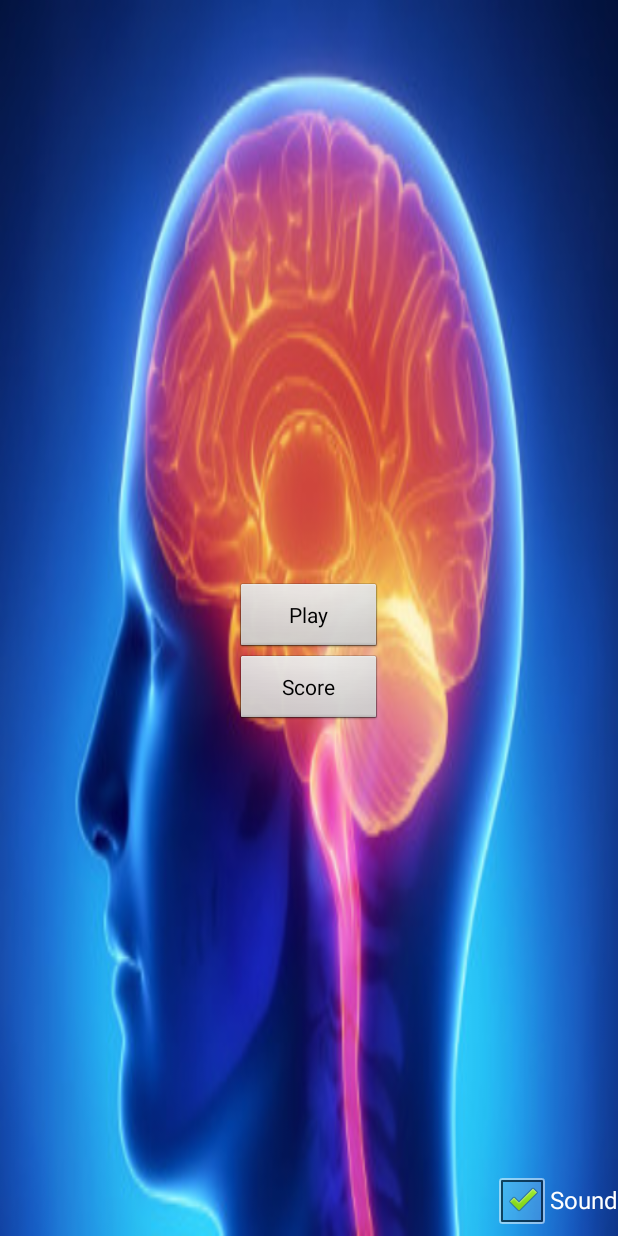
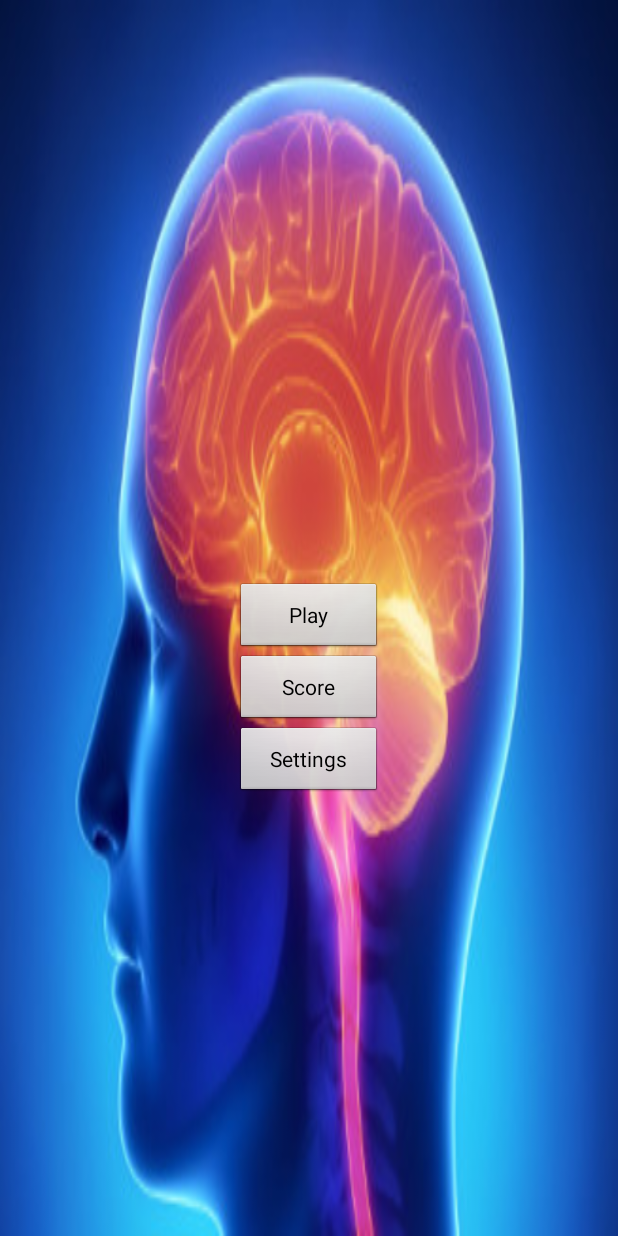
Before and after one commit to Mzartek/AndroidEngine, an Android app: the MenuActivity screen opened directly, with no data from a screen before it, on a phone screen of 412 x 824 dp. Run offline under Robolectric (Android 15) with nearby library versions, the phone set to English and light mode, and no system bars.

Commit message:
Add a setting

```diff
--- a/app/src/main/java/com/paris8/univ/androidproject/game/GameView.java
+++ b/app/src/main/java/com/paris8/univ/androidproject/game/GameView.java
@@ -155,7 +155,7 @@ public class GameView extends GLSurfaceView
         public void runMusic(int music)
         {
             mMediaPlayer = MediaPlayer.create(getContext(), music);
-            if(menu.sound)
+            if(menu.sharedPreferences.getBoolean(getResources().getString(R.string.pref_sound), true))
                 mMediaPlayer.start();
         }
 
--- a/app/src/main/java/com/paris8/univ/androidproject/game/menu/MenuActivity.java
+++ b/app/src/main/java/com/paris8/univ/androidproject/game/menu/MenuActivity.java
@@ -2,29 +2,33 @@ package com.paris8.univ.androidproject.game.menu;
 
 import android.app.Activity;
 import android.content.Intent;
+import android.content.SharedPreferences;
 import android.media.MediaPlayer;
 import android.os.Bundle;
+import android.preference.*;
 import android.view.View;
 import android.widget.Button;
-import android.widget.CheckBox;
 
 import com.paris8.univ.androidproject.R;
 
 
 public class MenuActivity extends Activity {
+    //public static boolean sound = true;
 
-    public static boolean sound = true;
+    public static SharedPreferences sharedPreferences;
 
     private Button playButton;
-    private CheckBox soundButton;
+    //private CheckBox soundButton;
     private Button scoreButton;
+    private Button settingsButton;
 
     private MediaPlayer mMediaPlayer;
 
     @Override
     public void onResume(){
         super.onResume();
-        if(sound)
+        if(mMediaPlayer == null) mMediaPlayer = MediaPlayer.create(getBaseContext(), R.raw.menu);
+        if(sharedPreferences.getBoolean(getResources().getString(R.string.pref_sound), true))
             mMediaPlayer.start();
     }
 
@@ -40,18 +44,18 @@ public class MenuActivity extends Activity {
         super.onCreate(savedInstanceState);
         setContentView(R.layout.activity_menu);
 
+        sharedPreferences = PreferenceManager.getDefaultSharedPreferences(this);
+
         mMediaPlayer = MediaPlayer.create(getBaseContext(), R.raw.menu);
 
         playButton = (Button) findViewById(R.id.playButton);
-        soundButton = (CheckBox) findViewById(R.id.soundButton);
+        //soundButton = (CheckBox) findViewById(R.id.soundButton);
         scoreButton = (Button) findViewById(R.id.scoreButton);
+        settingsButton = (Button) findViewById(R.id.settingsButton);
 
-        if (soundButton.isChecked()) {
-            soundButton.setChecked(true);
+
+        if (sharedPreferences.getBoolean(getResources().getString(R.string.pref_sound), true)) {
             mMediaPlayer.start();
-            sound = true;
-        } else {
-            sound = false;
         }
 
 
@@ -64,7 +68,7 @@ public class MenuActivity extends Activity {
             }
         });
 
-        soundButton.setOnClickListener(new View.OnClickListener() {
+        /*soundButton.setOnClickListener(new View.OnClickListener() {
             @Override
             public void onClick(View v) {
                 if (soundButton.isChecked())
@@ -76,7 +80,7 @@ public class MenuActivity extends Activity {
                 else
                     mMediaPlayer.start();
             }
-        });
+        });*/
 
         scoreButton.setOnClickListener(new View.OnClickListener() {
             @Override
@@ -84,5 +88,14 @@ public class MenuActivity extends Activity {
                 //afficher les scores !
             }
         });
+
+        settingsButton.setOnClickListener(new View.OnClickListener() {
+            @Override
+            public void onClick(View v) {
+                Intent intent = new Intent(MenuActivity.this, PreferenceActivity.class);
+                mMediaPlayer.pause();
+                MenuActivity.this.startActivity(intent);
+            }
+        });
     }
 }
--- a/app/src/main/res/layout/activity_menu.xml
+++ b/app/src/main/res/layout/activity_menu.xml
@@ -1,4 +1,5 @@
 <?xml version="1.0" encoding="utf-8"?>
+
 <RelativeLayout xmlns:android="http://schemas.android.com/apk/res/android"
     android:orientation="vertical" android:layout_width="match_parent"
     android:layout_height="match_parent"
@@ -8,7 +9,7 @@
     <Button
         android:layout_width="98dp"
         android:layout_height="wrap_content"
-        android:text="Play"
+        android:text="@string/play_string"
         android:id="@+id/playButton"
         android:layout_gravity="center_horizontal"
         android:layout_weight="50"
@@ -18,14 +19,14 @@
     <Button
         android:layout_width="98dp"
         android:layout_height="wrap_content"
-        android:text="Score"
+        android:text="@string/score_string"
         android:layout_weight="50"
         android:id="@+id/scoreButton"
         android:layout_below="@+id/playButton"
         android:layout_alignLeft="@+id/playButton"
         android:layout_alignStart="@+id/playButton"/>
 
-    <CheckBox
+   <!-- <CheckBox
         android:layout_width="wrap_content"
         android:layout_height="wrap_content"
         android:text="Sound"
@@ -33,6 +34,15 @@
         android:checked="true"
         android:layout_alignParentBottom="true"
         android:layout_alignParentRight="true"
-        android:layout_alignParentEnd="true" />
+        android:layout_alignParentEnd="true" />-->
+
+    <Button
+        android:layout_width="98dp"
+        android:layout_height="wrap_content"
+        android:text="@string/action_settings"
+        android:id="@+id/settingsButton"
+        android:layout_below="@+id/scoreButton"
+        android:layout_alignRight="@+id/scoreButton"
+        android:layout_alignEnd="@+id/scoreButton" />
 
 </RelativeLayout>
--- a/app/src/main/res/values/strings.xml
+++ b/app/src/main/res/values/strings.xml
@@ -4,4 +4,11 @@
     <string name="hello_world">Hello world!</string>
     <string name="action_settings">Settings</string>
 
+    <string name="play_string">Play</string>
+    <string name="score_string">Score</string>
+    <string name="level1_string">Level 1</string>
+    <string name="level2_string">Level 2</string>
+    <string name="level3_string">Level 3</string>
+
+    <string name="pref_sound">PrefSound</string>
 </resources>
```
Also changed, not shown: app/src/main/AndroidManifest.xml (+12 -0 lines), app/src/main/java/com/paris8/univ/androidproject/game/menu/PreferenceActivity.java (+2 -8 lines), app/src/main/res/layout/activity_level_chooser.xml (+8 -8 lines), app/src/main/res/layout/activity_main.xml (deleted, +0 -11 lines), app/src/main/res/xml/settings.xml (+4 -4 lines).
